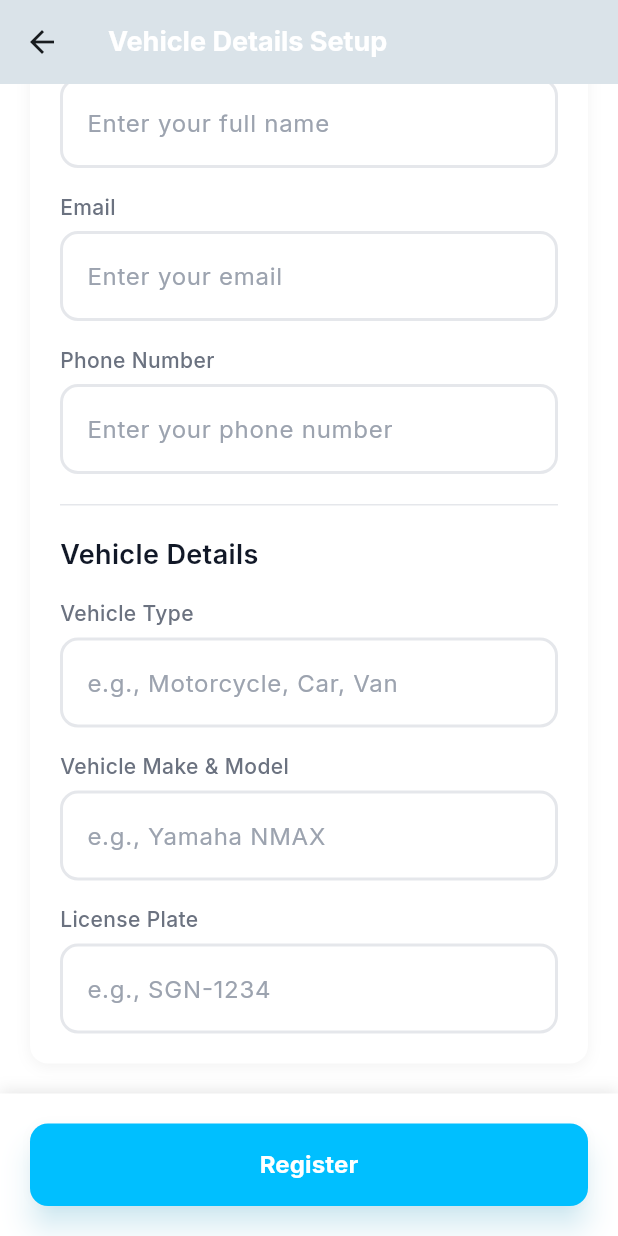
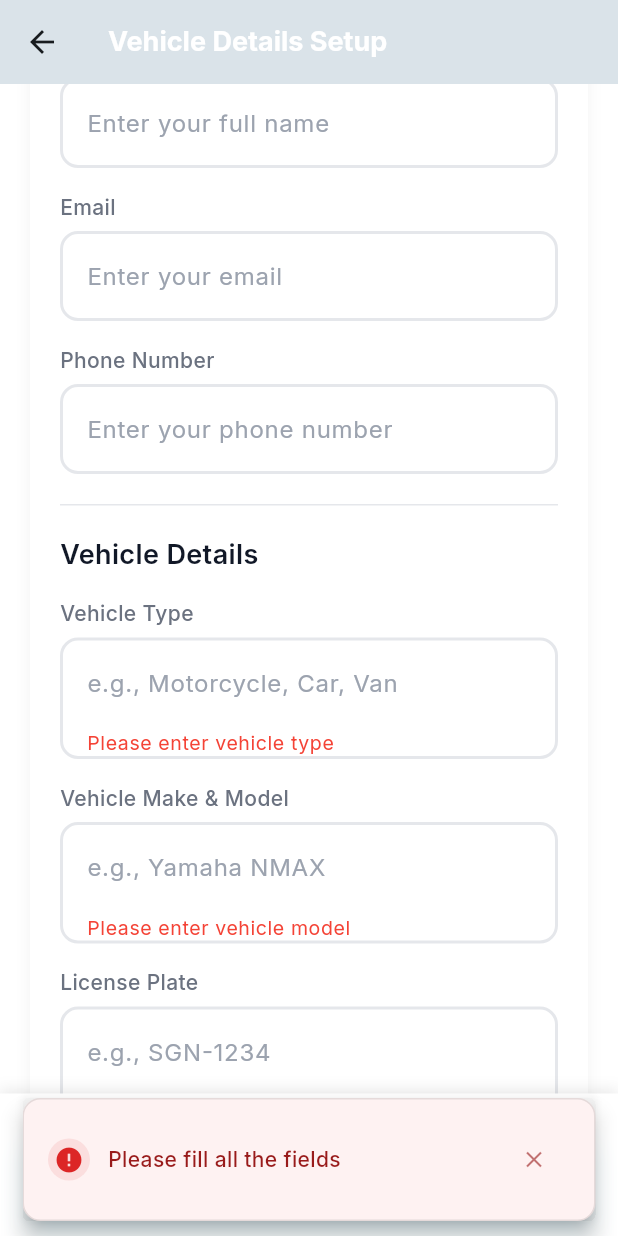
Before and after one commit to ociuzacademy/throw_delivery, a Flutter app: the VehicleRegisterPage screen opened directly, scrolled down 311 dp, after a tap on "Register", on a phone screen of 412 x 824 dp. Run offline on Flutter 3.47's test engine with Material 3 defaults, Android fonts, the light colour scheme and no system bars; our stand-ins replace cached_network_image, cloud_firestore, firebase_auth, firebase_core, flutter_bloc, flutter_svg and 5 more; accounts and stored records are empty; network calls fail.

Commit message:
feat: implement BLoC pattern for vehicle registration and integrate it into the UI.

```diff
--- a/lib/core/exports/bloc_exports.dart
+++ b/lib/core/exports/bloc_exports.dart
@@ -1,2 +1,3 @@
 export 'package:throw_delivery/core/bloc/auth/auth_bloc.dart';
 export 'package:throw_delivery/core/cubit/delivery_agent_profile/delivery_agent_profile_cubit.dart';
+export 'package:throw_delivery/modules/vehicle_register_module/bloc/register_vehicle_bloc.dart';
--- a/lib/main.dart
+++ b/lib/main.dart
@@ -36,6 +36,11 @@ class MyApp extends StatelessWidget {
           ),
         ),
         BlocProvider(create: (context) => DeliveryAgentProfileCubit()),
+        BlocProvider(
+          create: (context) => RegisterVehicleBloc(
+            deliveryAgentRepository: deliveryAgentRepository,
+          ),
+        ),
       ],
       child: MaterialApp(
         title: 'Throw',
--- /dev/null
+++ b/lib/modules/vehicle_register_module/bloc/register_vehicle_bloc.dart
@@ -0,0 +1,38 @@
+import 'package:flutter_bloc/flutter_bloc.dart';
+import 'package:freezed_annotation/freezed_annotation.dart';
+import 'package:throw_delivery/core/repository/delivery_agent_repository.dart';
+import 'package:throw_delivery/core/storage/auth_storage_functions.dart';
+import 'package:throw_delivery/modules/vehicle_register_module/classes/vehicle_data.dart';
+
+part 'register_vehicle_event.dart';
+part 'register_vehicle_state.dart';
+part 'register_vehicle_bloc.freezed.dart';
+
+class RegisterVehicleBloc
+    extends Bloc<RegisterVehicleEvent, RegisterVehicleState> {
+  final DeliveryAgentRepository _deliveryAgentRepository;
+  RegisterVehicleBloc({
+    required DeliveryAgentRepository deliveryAgentRepository,
+  }) : _deliveryAgentRepository = deliveryAgentRepository,
+       super(const RegisterVehicleInitial()) {
+    on<_RegisterVehicle>(_onRegisterVehicle);
+  }
+
+  Future<void> _onRegisterVehicle(
+    _RegisterVehicle event,
+    Emitter<RegisterVehicleState> emit,
+  ) async {
+    emit(const RegisterVehicleLoading());
+    try {
+      final String? uid = await AuthStorageFunctions().getUid();
+      if (uid == null) {
+        emit(const RegisterVehicleError('User not signed in'));
+        return;
+      }
+      await _deliveryAgentRepository.addVehicleDetails(uid, event.vehicleData);
+      emit(const RegisterVehicleSuccess());
+    } catch (e) {
+      emit(RegisterVehicleError(e.toString()));
+    }
+  }
+}
--- /dev/null
+++ b/lib/modules/vehicle_register_module/bloc/register_vehicle_event.dart
@@ -0,0 +1,8 @@
+part of 'register_vehicle_bloc.dart';
+
+@freezed
+sealed class RegisterVehicleEvent with _$RegisterVehicleEvent {
+  const factory RegisterVehicleEvent.started() = _Started;
+  const factory RegisterVehicleEvent.registerVehicle(VehicleData vehicleData) =
+      _RegisterVehicle;
+}
--- /dev/null
+++ b/lib/modules/vehicle_register_module/bloc/register_vehicle_state.dart
@@ -0,0 +1,10 @@
+part of 'register_vehicle_bloc.dart';
+
+@freezed
+sealed class RegisterVehicleState with _$RegisterVehicleState {
+  const factory RegisterVehicleState.initial() = RegisterVehicleInitial;
+  const factory RegisterVehicleState.loading() = RegisterVehicleLoading;
+  const factory RegisterVehicleState.success() = RegisterVehicleSuccess;
+  const factory RegisterVehicleState.error(String message) =
+      RegisterVehicleError;
+}
--- a/lib/modules/vehicle_register_module/providers/register_provider.dart
+++ b/lib/modules/vehicle_register_module/providers/register_provider.dart
@@ -1,6 +1,7 @@
 // register_provider.dart
 import 'package:flutter/material.dart';
 import 'package:throw_delivery/core/models/delivery_agent_model.dart';
+import 'package:throw_delivery/modules/vehicle_register_module/classes/vehicle_data.dart';
 
 class RegisterProvider extends ChangeNotifier {
   // Form state
@@ -73,6 +74,12 @@ class RegisterProvider extends ChangeNotifier {
     return formKey.currentState?.validate() ?? false;
   }
 
+  VehicleData get vehicleData => VehicleData(
+    vehicleType: _vehicleTypeController.text.trim(),
+    vehicleModel: _vehicleModelController.text.trim(),
+    vehicleNumber: _licensePlateController.text.trim(),
+  );
+
   // Clear all data
   void clearAll() {
     _nameController.clear();
--- a/lib/modules/vehicle_register_module/services/register_service.dart
+++ /dev/null
@@ -1,3 +0,0 @@
-// register_service.dart
-
-class RegisterService {}
--- a/lib/modules/vehicle_register_module/utils/vehicle_register_helper.dart
+++ b/lib/modules/vehicle_register_module/utils/vehicle_register_helper.dart
@@ -3,6 +3,8 @@
 import 'package:flutter/material.dart';
 import 'package:flutter_bloc/flutter_bloc.dart';
 import 'package:throw_delivery/core/exports/bloc_exports.dart';
+import 'package:throw_delivery/core/widgets/snackbars/custom_snackbar.dart';
+import 'package:throw_delivery/modules/vehicle_register_module/providers/register_provider.dart';
 
 class VehicleRegisterHelper {
   final BuildContext context;
@@ -12,6 +14,25 @@ class VehicleRegisterHelper {
     final DeliveryAgentProfileCubit deliveryAgentProfileCubit = context
         .read<DeliveryAgentProfileCubit>();
     deliveryAgentProfileCubit.getDeliveryAgentProfile();
+  }
+
+  void registerVehicle(
+    GlobalKey<FormState> formKey,
+    RegisterProvider provider,
+  ) {
+    FocusScope.of(context).unfocus();
+    if (provider.isFormValid(formKey)) {
+      final RegisterVehicleBloc registerVehicleBloc = context
+          .read<RegisterVehicleBloc>();
+      registerVehicleBloc.add(
+        RegisterVehicleEvent.registerVehicle(provider.vehicleData),
+      );
+    } else {
+      CustomSnackbar.showError(
+        context: context,
+        message: 'Please fill all the fields',
+      );
+    }
   }
 
   // Responsive helper methods
--- a/lib/modules/vehicle_register_module/view/vehicle_register_page.dart
+++ b/lib/modules/vehicle_register_module/view/vehicle_register_page.dart
@@ -7,6 +7,8 @@ import 'package:provider/provider.dart';
 import 'package:throw_delivery/core/cubit/delivery_agent_profile/delivery_agent_profile_cubit.dart';
 import 'package:throw_delivery/core/widgets/loaders/overlay_loader.dart';
 import 'package:throw_delivery/core/widgets/snackbars/custom_snackbar.dart';
+import 'package:throw_delivery/modules/document_upload_module/view/document_upload_page.dart';
+import 'package:throw_delivery/modules/vehicle_register_module/bloc/register_vehicle_bloc.dart';
 import 'package:throw_delivery/modules/vehicle_register_module/providers/register_provider.dart';
 import 'package:throw_delivery/modules/vehicle_register_module/utils/vehicle_register_helper.dart';
 import 'package:throw_delivery/modules/vehicle_register_module/widgets/vehicle_register_body.dart';
@@ -55,7 +57,9 @@ class _VehicleRegisterPageState extends State<VehicleRegisterPage> {
         ),
         body: Consumer<RegisterProvider>(
           builder: (context, provider, child) {
-            return BlocListener<
+            return MultiBlocListener(
+              listeners: [
+                BlocListener<
                   DeliveryAgentProfileCubit,
                   DeliveryAgentProfileState
                 >(
@@ -82,7 +86,47 @@ class _VehicleRegisterPageState extends State<VehicleRegisterPage> {
                         break;
                     }
                   },
-              child: VehicleRegisterBody(formKey: _formKey, provider: provider),
+                ),
+                BlocListener<RegisterVehicleBloc, RegisterVehicleState>(
+                  listener: (context, state) {
+                    switch (state) {
+                      case RegisterVehicleLoading():
+                        OverlayLoader.show(
+                          context,
+                          message: 'Registering vehicle...',
+                        );
+                        break;
+                      case RegisterVehicleSuccess():
+                        OverlayLoader.hide();
+                        CustomSnackbar.showSuccess(
+                          context: context,
+                          message: 'Vehicle registered successfully!',
+                        );
+                        Navigator.of(context).pushAndRemoveUntil(
+                          DocumentUploadPage.route(),
+                          (route) => false,
+                        );
+                        break;
+                      case RegisterVehicleError(:final message):
+                        OverlayLoader.hide();
+                        CustomSnackbar.showError(
+                          context: context,
+                          message: message,
+                        );
+                        break;
+                      default:
+                        break;
+                    }
+                  },
+                ),
+              ],
+              child: VehicleRegisterBody(
+                formKey: _formKey,
+                provider: provider,
+                onVehicleRegister: () {
+                  _vehicleRegisterHelper.registerVehicle(_formKey, provider);
+                },
+              ),
             );
           },
         ),
--- a/lib/modules/vehicle_register_module/widgets/vehicle_register_body.dart
+++ b/lib/modules/vehicle_register_module/widgets/vehicle_register_body.dart
@@ -13,10 +13,12 @@ class VehicleRegisterBody extends StatelessWidget {
     super.key,
     required this.formKey,
     required this.provider,
+    required this.onVehicleRegister,
   });
 
   final GlobalKey<FormState> formKey;
   final RegisterProvider provider;
+  final VoidCallback onVehicleRegister;
 
   @override
   Widget build(BuildContext context) {
@@ -50,7 +52,7 @@ class VehicleRegisterBody extends StatelessWidget {
                       ProfileSection(
                         isDark: isDark,
                         screenWidth: screenWidth,
-                        imageUrl: provider.profileImage!,
+                        imageUrl: provider.profileImage,
                       ),
                       SizedBox(
                         height: VehicleRegisterHelper.getSectionSpacing(
@@ -71,7 +73,7 @@ class VehicleRegisterBody extends StatelessWidget {
                         vehicleTypeFocusNode: provider.vehicleTypeFocusNode,
                         vehicleModelFocusNode: provider.vehicleModelFocusNode,
                         licensePlateFocusNode: provider.licensePlateFocusNode,
-                        register: () {},
+                        register: onVehicleRegister,
                       ),
 
                       // Add extra space at the bottom for keyboard
@@ -106,7 +108,7 @@ class VehicleRegisterBody extends StatelessWidget {
               child: SizedBox(
                 width: double.infinity,
                 child: ElevatedButton(
-                  onPressed: () {},
+                  onPressed: onVehicleRegister,
                   style: ElevatedButton.styleFrom(
                     backgroundColor: const Color(0xFF00BFFF),
                     foregroundColor: Colors.white,
```
Also changed, not shown: lib/modules/vehicle_register_module/bloc/register_vehicle_bloc.freezed.dart (added). Lines whose indentation alone changed are shown as unchanged.
